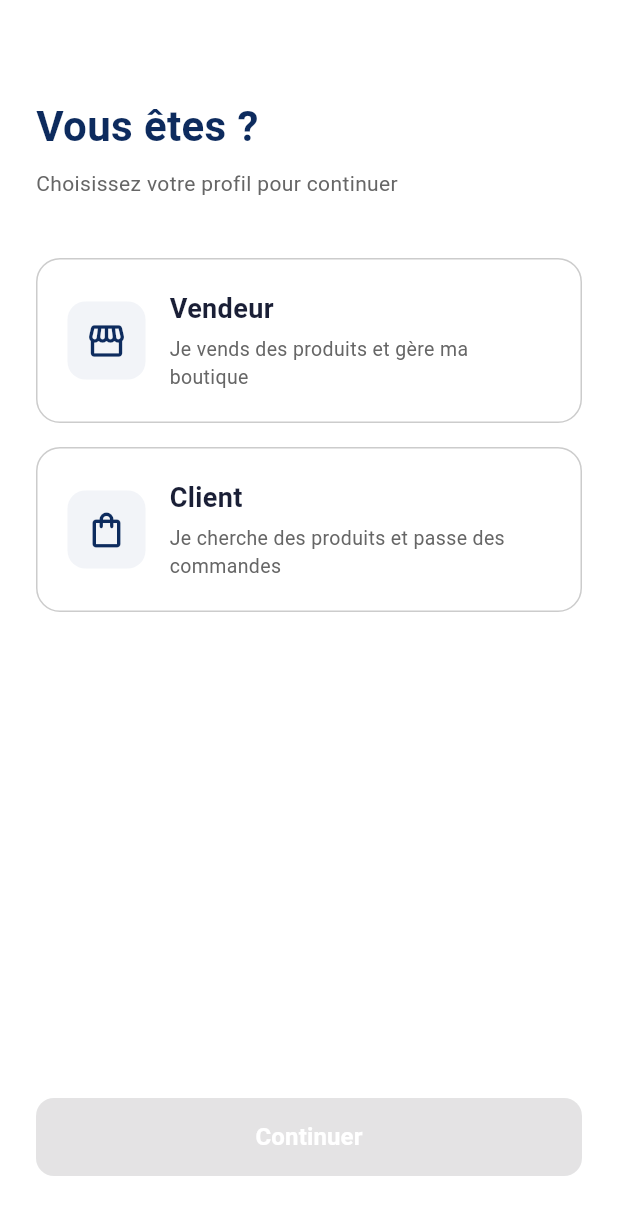
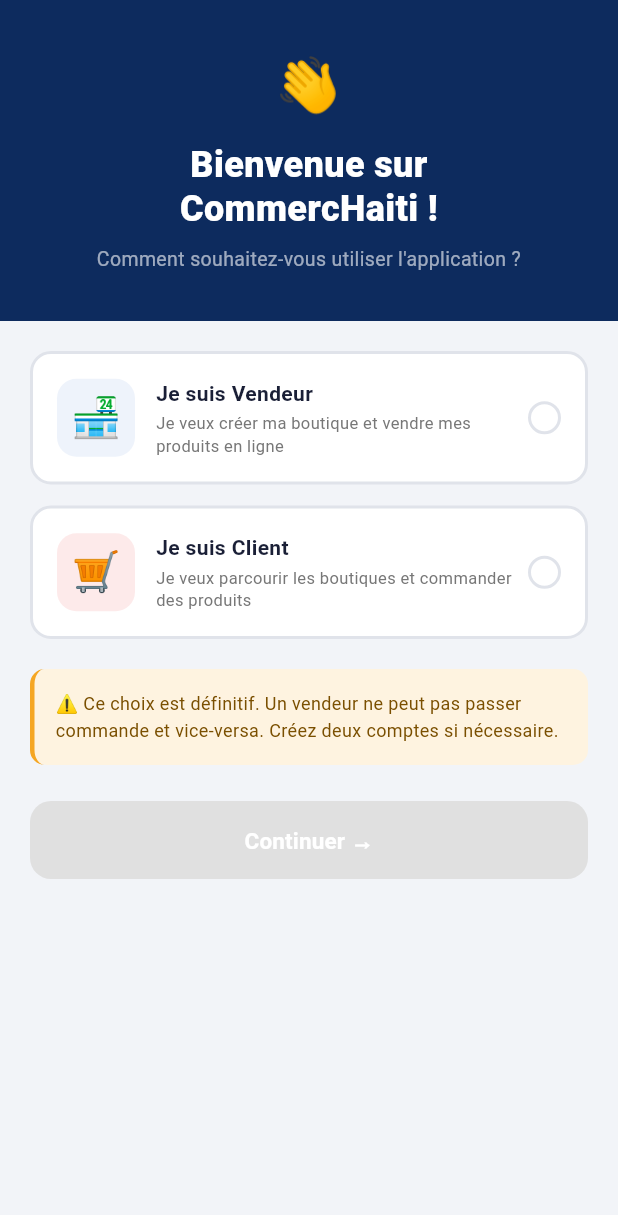
Before and after one commit to Faitza/CommercHaiti, a Flutter app: the RoleSelectionScreen screen opened directly, on a phone screen of 412 x 824 dp. Shown: the top 1215 px of the screen. Run offline on Flutter 3.47's test engine with Material 3 defaults, Android fonts, the phone set to English and light mode, and no system bars; our stand-ins replace go_router, supabase_flutter; accounts and stored records are empty.

Commit message:
Choix du rôle (Vendeur / Client)

```diff
--- a/lib/screens/auth/role_selection_screen.dart
+++ b/lib/screens/auth/role_selection_screen.dart
@@ -1,8 +1,7 @@
 import 'package:flutter/material.dart';
 
-/// Choix du rôle — Faitza COLAS
-/// Branch : feature/auth-roles
-/// Path : lib/screens/auth/role_selection_screen.dart
+/// Écran 1 — Choix du rôle (Vendeur / Client)
+/// Première page affichée au lancement de l'application.
 class RoleSelectionScreen extends StatefulWidget {
   const RoleSelectionScreen({super.key});
 
@@ -11,173 +10,238 @@
 }
 
 class _RoleSelectionScreenState extends State<RoleSelectionScreen> {
-  String? _selectedRole; // 'seller' ou 'customer'
+  // 'vendor' ou 'client' — null tant que rien n'est sélectionné
+  String? _selectedRole;
+
+  static const Color navy = Color(0xFF0D2B5E);
+  static const Color red = Color(0xFFE63946);
+  static const Color lightBlue = Color(0xFFEEF3FB);
+  static const Color lightRed = Color(0xFFFDEAEA);
+
+  void _continue() {
+    if (_selectedRole == null) return;
+
+    if (_selectedRole == 'vendor') {
+      Navigator.pushNamed(context, '/auth-vendor');
+    } else {
+      Navigator.pushNamed(context, '/auth-client');
+    }
+  }
 
   @override
   Widget build(BuildContext context) {
     return Scaffold(
-      backgroundColor: Colors.white,
+      backgroundColor: const Color(0xFFF2F4F8),
       body: SafeArea(
-        child: Padding(
-          padding: const EdgeInsets.all(24),
-          child: Column(
-            crossAxisAlignment: CrossAxisAlignment.start,
-            children: [
-              const SizedBox(height: 40),
-              const Text(
-                'Vous êtes ?',
-                style: TextStyle(
-                  fontSize: 28,
-                  fontWeight: FontWeight.bold,
-                  color: Color(0xFF0D2B5E),
+        child: Column(
+          children: [
+            // ── En-tête bleu marine ──
+            Container(
+              width: double.infinity,
+              padding: const EdgeInsets.fromLTRB(24, 32, 24, 32),
+              decoration: const BoxDecoration(color: navy),
+              child: const Column(
+                children: [
+                  Text('👋', style: TextStyle(fontSize: 36)),
+                  SizedBox(height: 12),
+                  Text(
+                    'Bienvenue sur\nCommercHaiti !',
+                    textAlign: TextAlign.center,
+                    style: TextStyle(
+                      fontSize: 24,
+                      fontWeight: FontWeight.w800,
+                      color: Colors.white,
+                      height: 1.2,
+                    ),
+                  ),
+                  SizedBox(height: 10),
+                  Text(
+                    'Comment souhaitez-vous utiliser l\'application ?',
+                    textAlign: TextAlign.center,
+                    style: TextStyle(
+                      fontSize: 13,
+                      color: Colors.white60,
+                    ),
+                  ),
+                ],
+              ),
+            ),
+
+            // ── Corps : cartes de sélection ──
+            Expanded(
+              child: SingleChildScrollView(
+                padding: const EdgeInsets.all(20),
+                child: Column(
+                  crossAxisAlignment: CrossAxisAlignment.stretch,
+                  children: [
+                    _RoleCard(
+                      icon: '🏪',
+                      iconBg: lightBlue,
+                      title: 'Je suis Vendeur',
+                      description:
+                          'Je veux créer ma boutique et vendre mes produits en ligne',
+                      selected: _selectedRole == 'vendor',
+                      onTap: () => setState(() => _selectedRole = 'vendor'),
+                    ),
+                    const SizedBox(height: 14),
+                    _RoleCard(
+                      icon: '🛒',
+                      iconBg: lightRed,
+                      title: 'Je suis Client',
+                      description:
+                          'Je veux parcourir les boutiques et commander des produits',
+                      selected: _selectedRole == 'client',
+                      onTap: () => setState(() => _selectedRole = 'client'),
+                    ),
+                    const SizedBox(height: 20),
+
+                    // Avertissement
+                    Container(
+                      padding: const EdgeInsets.all(14),
+                      decoration: BoxDecoration(
+                        color: const Color(0xFFFEF3E0),
+                        borderRadius: BorderRadius.circular(10),
+                        border: const Border(
+                          left: BorderSide(color: Color(0xFFF5A623), width: 3),
+                        ),
+                      ),
+                      child: const Text(
+                        '⚠️ Ce choix est définitif. Un vendeur ne peut pas '
+                        'passer commande et vice-versa. Créez deux comptes '
+                        'si nécessaire.',
+                        style: TextStyle(
+                          fontSize: 12,
+                          color: Color(0xFF7A4F00),
+                          height: 1.5,
+                        ),
+                      ),
+                    ),
+                    const SizedBox(height: 24),
+
+                    // Bouton Continuer
+                    SizedBox(
+                      height: 52,
+                      child: ElevatedButton(
+                        onPressed: _selectedRole == null ? null : _continue,
+                        style: ElevatedButton.styleFrom(
+                          backgroundColor: red,
+                          disabledBackgroundColor: Colors.grey.shade300,
+                          shape: RoundedRectangleBorder(
+                            borderRadius: BorderRadius.circular(14),
+                          ),
+                          elevation: 0,
+                        ),
+                        child: const Text(
+                          'Continuer →',
+                          style: TextStyle(
+                            fontSize: 15,
+                            fontWeight: FontWeight.bold,
+                            color: Colors.white,
+                          ),
+                        ),
+                      ),
+                    ),
+                  ],
                 ),
               ),
-              const SizedBox(height: 8),
-              const Text(
-                'Choisissez votre profil pour continuer',
-                style: TextStyle(fontSize: 14, color: Color(0xFF666666)),
-              ),
-              const SizedBox(height: 40),
-
-              // Carte Vendeur
-              _RoleCard(
-                titre: 'Vendeur',
-                description: 'Je vends des produits et gère ma boutique',
-                icon: Icons.storefront_outlined,
-                selected: _selectedRole == 'seller',
-                onTap: () => setState(() => _selectedRole = 'seller'),
-              ),
-              const SizedBox(height: 16),
-
-              // Carte Client
-              _RoleCard(
-                titre: 'Client',
-                description: 'Je cherche des produits et passe des commandes',
-                icon: Icons.shopping_bag_outlined,
-                selected: _selectedRole == 'customer',
-                onTap: () => setState(() => _selectedRole = 'customer'),
-              ),
-
-              const Spacer(),
-
-              // Bouton Continuer
-              SizedBox(
-                width: double.infinity,
-                height: 52,
-                child: ElevatedButton(
-                  style: ElevatedButton.styleFrom(
-                    backgroundColor: _selectedRole != null
-                        ? const Color(0xFF0D2B5E)
-                        : const Color(0xFFCCCCCC),
-                    shape: RoundedRectangleBorder(
-                      borderRadius: BorderRadius.circular(12),
-                    ),
-                  ),
-                  onPressed: _selectedRole == null
-                      ? null
-                      : () {
-                          Navigator.pushNamed(
-                            context,
-                            '/auth',
-                            arguments: {'role': _selectedRole},
-                          );
-                        },
-                  child: const Text(
-                    'Continuer',
-                    style: TextStyle(
-                      color: Colors.white,
-                      fontSize: 16,
-                      fontWeight: FontWeight.bold,
-                    ),
-                  ),
-                ),
-              ),
-              const SizedBox(height: 16),
-            ],
-          ),
+            ),
+          ],
         ),
       ),
     );
   }
 }
 
+/// Carte de sélection de rôle réutilisable
 class _RoleCard extends StatelessWidget {
-  final String titre;
+  final String icon;
+  final Color iconBg;
+  final String title;
   final String description;
-  final IconData icon;
   final bool selected;
   final VoidCallback onTap;
 
   const _RoleCard({
-    required this.titre,
+    required this.icon,
+    required this.iconBg,
+    required this.title,
     required this.description,
-    required this.icon,
     required this.selected,
     required this.onTap,
   });
 
+  static const Color navy = Color(0xFF0D2B5E);
+
   @override
   Widget build(BuildContext context) {
-    return GestureDetector(
+    return InkWell(
       onTap: onTap,
+      borderRadius: BorderRadius.circular(14),
       child: AnimatedContainer(
-        duration: const Duration(milliseconds: 200),
-        padding: const EdgeInsets.all(20),
+        duration: const Duration(milliseconds: 150),
+        padding: const EdgeInsets.all(16),
         decoration: BoxDecoration(
           color: selected ? const Color(0xFFEEF3FB) : Colors.white,
+          borderRadius: BorderRadius.circular(14),
           border: Border.all(
-            color: selected ? const Color(0xFF0D2B5E) : const Color(0xFFCCCCCC),
-            width: selected ? 2 : 1,
+            color: selected ? navy : const Color(0xFFE0E3EA),
+            width: 2,
           ),
-          borderRadius: BorderRadius.circular(16),
         ),
         child: Row(
           children: [
             Container(
-              padding: const EdgeInsets.all(12),
+              width: 52,
+              height: 52,
               decoration: BoxDecoration(
-                color: selected
-                    ? const Color(0xFF0D2B5E)
-                    : const Color(0xFFF2F4F8),
-                borderRadius: BorderRadius.circular(12),
+                color: iconBg,
+                borderRadius: BorderRadius.circular(13),
               ),
-              child: Icon(
-                icon,
-                color: selected ? Colors.white : const Color(0xFF0D2B5E),
-                size: 28,
-              ),
+              alignment: Alignment.center,
+              child: Text(icon, style: const TextStyle(fontSize: 26)),
             ),
-            const SizedBox(width: 16),
+            const SizedBox(width: 14),
             Expanded(
               child: Column(
                 crossAxisAlignment: CrossAxisAlignment.start,
                 children: [
                   Text(
-                    titre,
-                    style: TextStyle(
-                      fontSize: 18,
+                    title,
+                    style: const TextStyle(
+                      fontSize: 14,
                       fontWeight: FontWeight.bold,
-                      color: selected
-                          ? const Color(0xFF0D2B5E)
-                          : const Color(0xFF1A1F36),
+                      color: Color(0xFF1A1F36),
                     ),
                   ),
-                  const SizedBox(height: 4),
+                  const SizedBox(height: 3),
                   Text(
                     description,
                     style: const TextStyle(
-                      fontSize: 13,
-                      color: Color(0xFF666666),
+                      fontSize: 11,
+                      color: Color(0xFF777777),
+                      height: 1.4,
                     ),
                   ),
                 ],
               ),
             ),
-            if (selected)
-              const Icon(
-                Icons.check_circle,
-                color: Color(0xFF0D2B5E),
+            const SizedBox(width: 8),
+            Container(
+              width: 22,
+              height: 22,
+              decoration: BoxDecoration(
+                shape: BoxShape.circle,
+                color: selected ? navy : Colors.transparent,
+                border: Border.all(
+                  color: selected ? navy : const Color(0xFFE0E3EA),
+                  width: 2,
+                ),
               ),
+              alignment: Alignment.center,
+              child: selected
+                  ? const Icon(Icons.check, size: 13, color: Colors.white)
+                  : null,
+            ),
           ],
         ),
       ),
```
